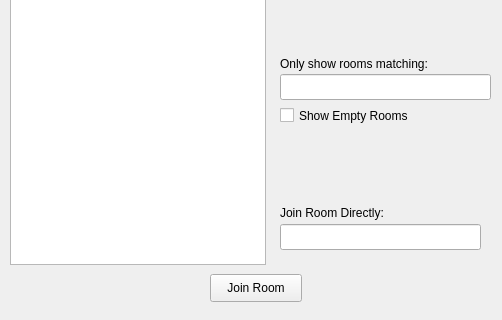
First picture: the form in Swift/QtUI/MUCSearch/QtMUCSearchWindow.ui, repository swift/swift, before the edit; both pictures show x 0 to 502 and y 206 to 526 of the 502 by 526 pixel window.
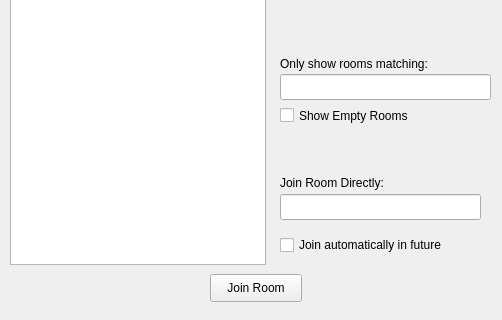
Second picture: the form after the edit.

Commit message:
Add option to autojoin when joining a room.
Resolves: #380

What changed in the file:
```diff
--- a/Swift/QtUI/MUCSearch/QtMUCSearchWindow.ui
+++ b/Swift/QtUI/MUCSearch/QtMUCSearchWindow.ui
@@ -95,7 +95,7 @@
    <property name="geometry">
     <rect>
      <x>280</x>
-     <y>410</y>
+     <y>380</y>
      <width>211</width>
      <height>18</height>
     </rect>
@@ -131,7 +131,7 @@
    <property name="geometry">
     <rect>
      <x>280</x>
-     <y>430</y>
+     <y>400</y>
      <width>201</width>
      <height>26</height>
     </rect>
@@ -179,6 +179,19 @@
     <string>Search</string>
    </property>
   </widget>
+  <widget class="QCheckBox" name="joinAutomatically_">
+   <property name="geometry">
+    <rect>
+     <x>280</x>
+     <y>440</y>
+     <width>211</width>
+     <height>22</height>
+    </rect>
+   </property>
+   <property name="text">
+    <string>Join automatically in future</string>
+   </property>
+  </widget>
  </widget>
  <resources/>
  <connections/>
```
The commit also changes 2 other files.
